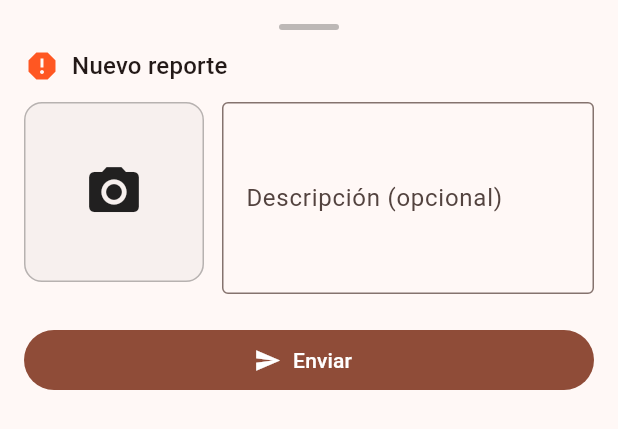
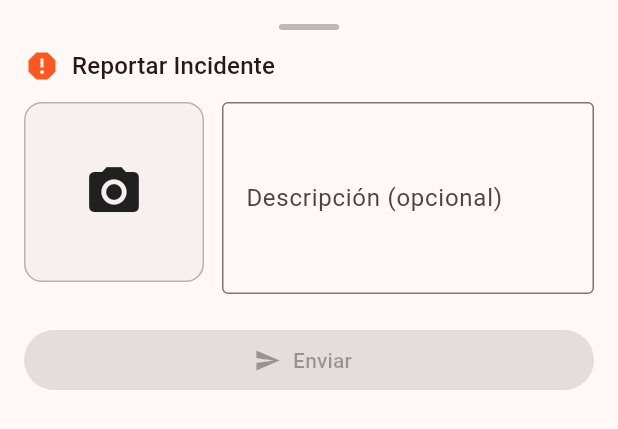
Before and after one commit to jmZapataPaz/stopfire_mobile, a Flutter app: the CreateReportSheet widget shown alone on an empty page, opened directly, on a phone screen of 412 x 824 dp. Shown: the top 429 px of the screen. Run offline on Flutter 3.47's test engine with Material 3 defaults, Android fonts, the phone set to English and light mode, and no system bars; our stand-ins replace flutter_map, flutter_secure_storage, geolocator, image_picker, latlong2; missing offline and left inert: flutter_map_location_marker, signalr_core; accounts and stored records are empty; network calls fail.

Commit message:
validacion reporte

```diff
--- a/lib/core/config/app_config.dart
+++ b/lib/core/config/app_config.dart
@@ -1,5 +1,5 @@
 class AppConfig {
-  static const String baseUrl = 'http://10.26.2.168:5190';
+  static const String baseUrl = 'http://172.16.10.124:5190';
   static const String loginEndpoint = '/api/Usuarios/login';
   static const String stationsEndpoint = '/api/Usuarios/estaciones';
   static const String registerInitEndpoint = '/api/Usuarios/registrar/iniciar';
--- a/lib/features/reports/presentation/pages/create_report_sheet.dart
+++ b/lib/features/reports/presentation/pages/create_report_sheet.dart
@@ -24,7 +24,7 @@ class CreateReportSheet extends StatelessWidget {
               children: [
                 const Icon(Icons.report, color: Colors.deepOrange),
                 const SizedBox(width: 8),
-                Text('Nuevo reporte', style: Theme.of(context).textTheme.titleMedium),
+                Text('Reportar Incidente', style: Theme.of(context).textTheme.titleMedium),
               ],
             ),
             const SizedBox(height: 12),
@@ -52,7 +52,7 @@ class CreateReportSheet extends StatelessWidget {
             SizedBox(
               width: double.infinity,
               child: FilledButton.icon(
-                onPressed: provider.sending
+                onPressed: (provider.sending || provider.photo == null)
                     ? null
                     : () async {
                         try {
```
Also changed, not shown: lib/features/stations/presentation/pages/stations_map_page.dart (+10 -2 lines).
